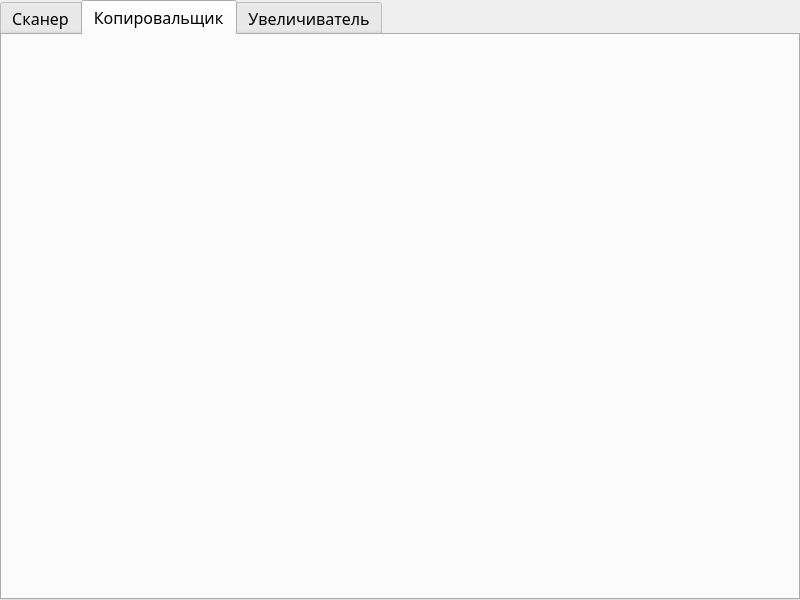
Before: the Qt Designer form src/frontend/main_window.ui in A-Lisaa/wallpaper, drawn with Qt 5.
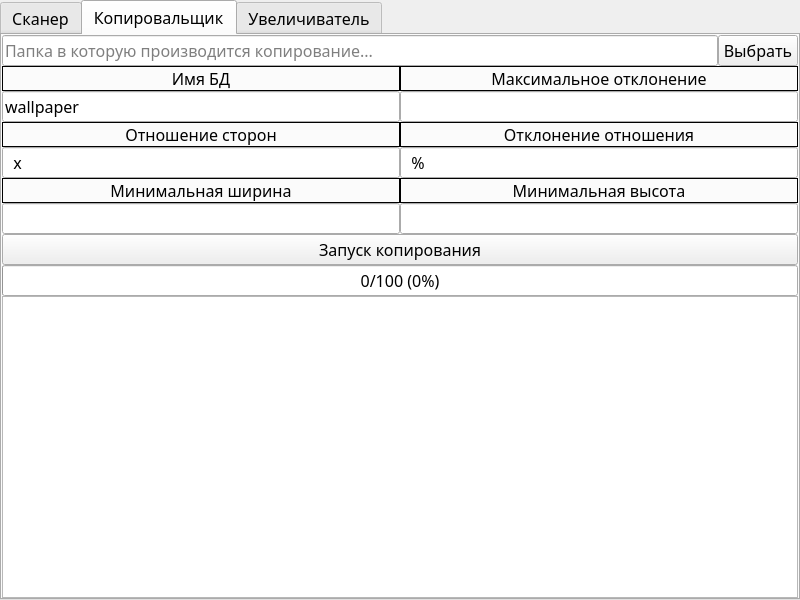
After: the same form once the commit is applied. The open tabs and pages were chosen to show the change. Icons and pictures are not drawn.

Commit message: some copier stuff, some pyqt stuff, more settings

```diff
--- a/src/frontend/main_window.ui
+++ b/src/frontend/main_window.ui
@@ -382,6 +382,325 @@
        <attribute name="title">
         <string>Копировальщик</string>
        </attribute>
+       <layout class="QVBoxLayout" name="verticalLayout_15">
+        <property name="spacing">
+         <number>0</number>
+        </property>
+        <property name="leftMargin">
+         <number>0</number>
+        </property>
+        <property name="topMargin">
+         <number>0</number>
+        </property>
+        <property name="rightMargin">
+         <number>0</number>
+        </property>
+        <property name="bottomMargin">
+         <number>0</number>
+        </property>
+        <item>
+         <layout class="QHBoxLayout" name="horizontalLayout_6">
+          <property name="spacing">
+           <number>0</number>
+          </property>
+          <item>
+           <widget class="QLineEdit" name="resultCopyFolderLineEdit">
+            <property name="sizePolicy">
+             <sizepolicy hsizetype="Expanding" vsizetype="Minimum">
+              <horstretch>0</horstretch>
+              <verstretch>0</verstretch>
+             </sizepolicy>
+            </property>
+            <property name="placeholderText">
+             <string>Папка в которую производится копирование...</string>
+            </property>
+           </widget>
+          </item>
+          <item>
+           <widget class="QPushButton" name="resultCopyFolderButton">
+            <property name="sizePolicy">
+             <sizepolicy hsizetype="Minimum" vsizetype="Minimum">
+              <horstretch>0</horstretch>
+              <verstretch>0</verstretch>
+             </sizepolicy>
+            </property>
+            <property name="text">
+             <string>Выбрать</string>
+            </property>
+           </widget>
+          </item>
+         </layout>
+        </item>
+        <item>
+         <layout class="QHBoxLayout" name="horizontalLayout_9">
+          <property name="spacing">
+           <number>0</number>
+          </property>
+          <item>
+           <layout class="QVBoxLayout" name="verticalLayout_9">
+            <property name="spacing">
+             <number>0</number>
+            </property>
+            <item>
+             <widget class="QLabel" name="dbNameCopierLabel">
+              <property name="frameShape">
+               <enum>QFrame::Box</enum>
+              </property>
+              <property name="text">
+               <string>Имя БД</string>
+              </property>
+              <property name="alignment">
+               <set>Qt::AlignCenter</set>
+              </property>
+             </widget>
+            </item>
+            <item>
+             <widget class="QLineEdit" name="dbNameCopierLineEdit">
+              <property name="sizePolicy">
+               <sizepolicy hsizetype="Expanding" vsizetype="Minimum">
+                <horstretch>0</horstretch>
+                <verstretch>0</verstretch>
+               </sizepolicy>
+              </property>
+              <property name="text">
+               <string>wallpaper</string>
+              </property>
+              <property name="placeholderText">
+               <string/>
+              </property>
+             </widget>
+            </item>
+           </layout>
+          </item>
+          <item>
+           <layout class="QVBoxLayout" name="verticalLayout_13">
+            <property name="spacing">
+             <number>0</number>
+            </property>
+            <item>
+             <widget class="QLabel" name="maximumDeviationLabel">
+              <property name="frameShape">
+               <enum>QFrame::Box</enum>
+              </property>
+              <property name="text">
+               <string>Максимальное отклонение</string>
+              </property>
+              <property name="alignment">
+               <set>Qt::AlignCenter</set>
+              </property>
+             </widget>
+            </item>
+            <item>
+             <widget class="QLineEdit" name="maximumDeviationLineEdit">
+              <property name="sizePolicy">
+               <sizepolicy hsizetype="Expanding" vsizetype="Minimum">
+                <horstretch>0</horstretch>
+                <verstretch>0</verstretch>
+               </sizepolicy>
+              </property>
+              <property name="text">
+               <string/>
+              </property>
+              <property name="placeholderText">
+               <string/>
+              </property>
+             </widget>
+            </item>
+           </layout>
+          </item>
+         </layout>
+        </item>
+        <item>
+         <layout class="QHBoxLayout" name="horizontalLayout_8">
+          <property name="spacing">
+           <number>0</number>
+          </property>
+          <item>
+           <layout class="QVBoxLayout" name="verticalLayout_12">
+            <property name="spacing">
+             <number>0</number>
+            </property>
+            <item>
+             <widget class="QLabel" name="sidesRelationLabel">
+              <property name="frameShape">
+               <enum>QFrame::Box</enum>
+              </property>
+              <property name="text">
+               <string>Отношение сторон</string>
+              </property>
+              <property name="alignment">
+               <set>Qt::AlignCenter</set>
+              </property>
+             </widget>
+            </item>
+            <item>
+             <widget class="QLineEdit" name="sidesRelationLineEdit">
+              <property name="sizePolicy">
+               <sizepolicy hsizetype="Expanding" vsizetype="Minimum">
+                <horstretch>0</horstretch>
+                <verstretch>0</verstretch>
+               </sizepolicy>
+              </property>
+              <property name="inputMask">
+               <string>00\x00</string>
+              </property>
+              <property name="text">
+               <string>x</string>
+              </property>
+              <property name="placeholderText">
+               <string/>
+              </property>
+             </widget>
+            </item>
+           </layout>
+          </item>
+          <item>
+           <layout class="QVBoxLayout" name="verticalLayout_14">
+            <property name="spacing">
+             <number>0</number>
+            </property>
+            <item>
+             <widget class="QLabel" name="sidesRealtionDeviationLabel">
+              <property name="frameShape">
+               <enum>QFrame::Box</enum>
+              </property>
+              <property name="text">
+               <string>Отклонение отношения</string>
+              </property>
+              <property name="alignment">
+               <set>Qt::AlignCenter</set>
+              </property>
+             </widget>
+            </item>
+            <item>
+             <widget class="QLineEdit" name="sidesRelationDeviationLineEdit">
+              <property name="sizePolicy">
+               <sizepolicy hsizetype="Expanding" vsizetype="Minimum">
+                <horstretch>0</horstretch>
+                <verstretch>0</verstretch>
+               </sizepolicy>
+              </property>
+              <property name="inputMask">
+               <string>00%</string>
+              </property>
+              <property name="text">
+               <string>%</string>
+              </property>
+              <property name="maxLength">
+               <number>3</number>
+              </property>
+              <property name="placeholderText">
+               <string/>
+              </property>
+             </widget>
+            </item>
+           </layout>
+          </item>
+         </layout>
+        </item>
+        <item>
+         <layout class="QHBoxLayout" name="horizontalLayout_7">
+          <property name="spacing">
+           <number>0</number>
+          </property>
+          <item>
+           <layout class="QVBoxLayout" name="verticalLayout_11">
+            <property name="spacing">
+             <number>0</number>
+            </property>
+            <item>
+             <widget class="QLabel" name="minimumWidthLabel">
+              <property name="frameShape">
+               <enum>QFrame::Box</enum>
+              </property>
+              <property name="text">
+               <string>Минимальная ширина</string>
+              </property>
+              <property name="alignment">
+               <set>Qt::AlignCenter</set>
+              </property>
+             </widget>
+            </item>
+            <item>
+             <widget class="QLineEdit" name="minimumWidthLineEdit">
+              <property name="sizePolicy">
+               <sizepolicy hsizetype="Expanding" vsizetype="Minimum">
+                <horstretch>0</horstretch>
+                <verstretch>0</verstretch>
+               </sizepolicy>
+              </property>
+              <property name="text">
+               <string/>
+              </property>
+              <property name="placeholderText">
+               <string/>
+              </property>
+             </widget>
+            </item>
+           </layout>
+          </item>
+          <item>
+           <layout class="QVBoxLayout" name="verticalLayout_10">
+            <property name="spacing">
+             <number>0</number>
+            </property>
+            <item>
+             <widget class="QLabel" name="minimumHeightLabel">
+              <property name="frameShape">
+               <enum>QFrame::Box</enum>
+              </property>
+              <property name="text">
+               <string>Минимальная высота</string>
+              </property>
+              <property name="alignment">
+               <set>Qt::AlignCenter</set>
+              </property>
+             </widget>
+            </item>
+            <item>
+             <widget class="QLineEdit" name="minimumHeightLineEdit">
+              <property name="sizePolicy">
+               <sizepolicy hsizetype="Expanding" vsizetype="Minimum">
+                <horstretch>0</horstretch>
+                <verstretch>0</verstretch>
+               </sizepolicy>
+              </property>
+              <property name="text">
+               <string/>
+              </property>
+              <property name="placeholderText">
+               <string/>
+              </property>
+             </widget>
+            </item>
+           </layout>
+          </item>
+         </layout>
+        </item>
+        <item>
+         <widget class="QPushButton" name="copyStartButton">
+          <property name="text">
+           <string>Запуск копирования</string>
+          </property>
+         </widget>
+        </item>
+        <item>
+         <widget class="QProgressBar" name="copyProgressBar">
+          <property name="maximum">
+           <number>100</number>
+          </property>
+          <property name="value">
+           <number>0</number>
+          </property>
+          <property name="format">
+           <string>%v/%m (%p%)</string>
+          </property>
+         </widget>
+        </item>
+        <item>
+         <widget class="QTextBrowser" name="copyOutputField"/>
+        </item>
+       </layout>
       </widget>
       <widget class="QWidget" name="enlargerTab">
        <attribute name="title">
```
Left out of the diff: 2 changed lines with no effect on the pictures. The commit also changes 7 other files.
